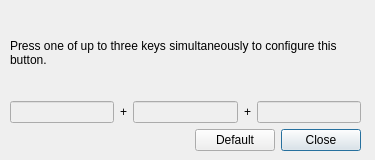
Before: the Qt Designer form WifiPad-server/linux/ButtonConfigDialog.ui in Avatarchik/WifiPad, drawn with Qt 5.
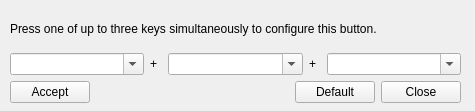
After: the same form once the commit is applied.

Patch:
```diff
--- a/WifiPad-server/linux/ButtonConfigDialog.ui
+++ b/WifiPad-server/linux/ButtonConfigDialog.ui
@@ -9,20 +9,20 @@
    <rect>
     <x>0</x>
     <y>0</y>
-    <width>375</width>
-    <height>160</height>
+    <width>475</width>
+    <height>111</height>
    </rect>
   </property>
   <property name="minimumSize">
    <size>
-    <width>375</width>
-    <height>160</height>
+    <width>475</width>
+    <height>111</height>
    </size>
   </property>
   <property name="maximumSize">
    <size>
-    <width>375</width>
-    <height>160</height>
+    <width>475</width>
+    <height>111</height>
    </size>
   </property>
   <property name="windowTitle">
@@ -31,13 +31,13 @@
   <property name="modal">
    <bool>true</bool>
   </property>
-  <widget class="QWidget" name="">
+  <widget class="QWidget" name="layoutWidget">
    <property name="geometry">
     <rect>
      <x>10</x>
      <y>10</y>
-     <width>351</width>
-     <height>141</height>
+     <width>451</width>
+     <height>93</height>
     </rect>
    </property>
    <layout class="QVBoxLayout" name="verticalLayout">
@@ -54,37 +54,58 @@
     <item>
      <layout class="QHBoxLayout" name="horizontalLayout">
       <item>
-       <widget class="QLineEdit" name="leKey1">
-        <property name="enabled">
-         <bool>false</bool>
+       <widget class="QComboBox" name="cbKey1">
+        <property name="focusPolicy">
+         <enum>Qt::NoFocus</enum>
+        </property>
+        <property name="editable">
+         <bool>true</bool>
         </property>
        </widget>
       </item>
       <item>
        <widget class="QLabel" name="label_2">
+        <property name="maximumSize">
+         <size>
+          <width>12</width>
+          <height>16777215</height>
+         </size>
+        </property>
         <property name="text">
          <string>+</string>
         </property>
        </widget>
       </item>
       <item>
-       <widget class="QLineEdit" name="leKey2">
-        <property name="enabled">
-         <bool>false</bool>
+       <widget class="QComboBox" name="cbKey2">
+        <property name="focusPolicy">
+         <enum>Qt::NoFocus</enum>
+        </property>
+        <property name="editable">
+         <bool>true</bool>
         </property>
        </widget>
       </item>
       <item>
        <widget class="QLabel" name="label_3">
+        <property name="maximumSize">
+         <size>
+          <width>12</width>
+          <height>16777215</height>
+         </size>
+        </property>
         <property name="text">
          <string>+</string>
         </property>
        </widget>
       </item>
       <item>
-       <widget class="QLineEdit" name="leKey3">
-        <property name="enabled">
-         <bool>false</bool>
+       <widget class="QComboBox" name="cbKey3">
+        <property name="focusPolicy">
+         <enum>Qt::NoFocus</enum>
+        </property>
+        <property name="editable">
+         <bool>true</bool>
         </property>
        </widget>
       </item>
@@ -92,6 +113,22 @@
     </item>
     <item>
      <layout class="QHBoxLayout" name="horizontalLayout_2">
+      <item>
+       <widget class="QPushButton" name="bAccept">
+        <property name="focusPolicy">
+         <enum>Qt::NoFocus</enum>
+        </property>
+        <property name="text">
+         <string>Accept</string>
+        </property>
+        <property name="autoDefault">
+         <bool>false</bool>
+        </property>
+        <property name="flat">
+         <bool>false</bool>
+        </property>
+       </widget>
+      </item>
       <item>
        <spacer name="horizontalSpacer">
         <property name="orientation">
@@ -130,7 +167,7 @@
          <bool>false</bool>
         </property>
         <property name="default">
-         <bool>true</bool>
+         <bool>false</bool>
         </property>
        </widget>
       </item>
```
Left out of the diff: 29 changed lines with no effect on the pictures.
